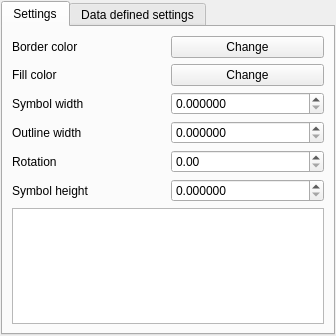
qgis/QGIS, file src/ui/symbollayer/widget_ellipse.ui: the form before one commit.
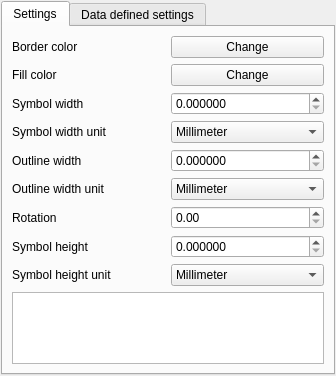
The form after the commit. Custom widgets are drawn as their Qt base class.

Commit message: Possibility to specify several output units for font marker and ellipse symbol layers

Diff of the .ui file:
```diff
--- a/src/ui/symbollayer/widget_ellipse.ui
+++ b/src/ui/symbollayer/widget_ellipse.ui
@@ -34,20 +34,6 @@
          </property>
         </widget>
        </item>
-       <item row="0" column="1">
-        <widget class="QgsColorButtonV2" name="btnChangeColorBorder">
-         <property name="text">
-          <string>Change</string>
-         </property>
-        </widget>
-       </item>
-       <item row="1" column="0">
-        <widget class="QLabel" name="label_2">
-         <property name="text">
-          <string>Fill color</string>
-         </property>
-        </widget>
-       </item>
        <item row="1" column="1">
         <widget class="QgsColorButtonV2" name="btnChangeColorFill">
          <property name="text">
@@ -55,31 +41,42 @@
          </property>
         </widget>
        </item>
-       <item row="2" column="0">
-        <widget class="QLabel" name="mSymbolWidthLabel">
+       <item row="0" column="1">
+        <widget class="QgsColorButtonV2" name="btnChangeColorBorder">
          <property name="text">
-          <string>Symbol width</string>
-         </property>
-        </widget>
-       </item>
-       <item row="2" column="1">
-        <widget class="QDoubleSpinBox" name="mWidthSpinBox">
-         <property name="decimals">
-          <number>6</number>
-         </property>
-         <property name="maximum">
-          <double>999999999.000000000000000</double>
+          <string>Change</string>
          </property>
         </widget>
        </item>
        <item row="3" column="0">
+        <widget class="QLabel" name="mSymbolWidthUnitLabel">
+         <property name="text">
+          <string>Symbol width unit</string>
+         </property>
+        </widget>
+       </item>
+       <item row="5" column="1">
+        <widget class="QComboBox" name="mOutlineWidthUnitComboBox">
+         <item>
+          <property name="text">
+           <string>Millimeter</string>
+          </property>
+         </item>
+         <item>
+          <property name="text">
+           <string>Map unit</string>
+          </property>
+         </item>
+        </widget>
+       </item>
+       <item row="4" column="0">
         <widget class="QLabel" name="mOutlineWidthLabel">
          <property name="text">
           <string>Outline width</string>
          </property>
         </widget>
        </item>
-       <item row="3" column="1">
+       <item row="4" column="1">
         <widget class="QDoubleSpinBox" name="mOutlineWidthSpinBox">
          <property name="decimals">
           <number>6</number>
@@ -89,14 +86,31 @@
          </property>
         </widget>
        </item>
-       <item row="5" column="0">
-        <widget class="QLabel" name="mSymbolHeightLabel">
+       <item row="6" column="1">
+        <widget class="QDoubleSpinBox" name="mRotationSpinBox"/>
+       </item>
+       <item row="6" column="0">
+        <widget class="QLabel" name="mRotationLabel">
          <property name="text">
-          <string>Symbol height</string>
+          <string>Rotation</string>
          </property>
         </widget>
        </item>
-       <item row="5" column="1">
+       <item row="3" column="1">
+        <widget class="QComboBox" name="mSymbolWidthUnitComboBox">
+         <item>
+          <property name="text">
+           <string>Millimeter</string>
+          </property>
+         </item>
+         <item>
+          <property name="text">
+           <string>Map unit</string>
+          </property>
+         </item>
+        </widget>
+       </item>
+       <item row="7" column="1">
         <widget class="QDoubleSpinBox" name="mHeightSpinBox">
          <property name="decimals">
           <number>6</number>
@@ -106,7 +120,14 @@
          </property>
         </widget>
        </item>
-       <item row="6" column="0" colspan="2">
+       <item row="5" column="0">
+        <widget class="QLabel" name="mOutlineWidthUnitLabel">
+         <property name="text">
+          <string>Outline width unit</string>
+         </property>
+        </widget>
+       </item>
+       <item row="9" column="0" colspan="2">
         <widget class="QListWidget" name="mShapeListWidget">
          <property name="dragDropMode">
           <enum>QAbstractItemView::NoDragDrop</enum>
@@ -146,13 +167,55 @@
          </property>
         </widget>
        </item>
-       <item row="4" column="1">
-        <widget class="QDoubleSpinBox" name="mRotationSpinBox"/>
+       <item row="1" column="0">
+        <widget class="QLabel" name="label_2">
+         <property name="text">
+          <string>Fill color</string>
+         </property>
+        </widget>
        </item>
-       <item row="4" column="0">
-        <widget class="QLabel" name="mRotationLabel">
+       <item row="2" column="0">
+        <widget class="QLabel" name="mSymbolWidthLabel">
          <property name="text">
-          <string>Rotation</string>
+          <string>Symbol width</string>
+         </property>
+        </widget>
+       </item>
+       <item row="7" column="0">
+        <widget class="QLabel" name="mSymbolHeightLabel">
+         <property name="text">
+          <string>Symbol height</string>
+         </property>
+        </widget>
+       </item>
+       <item row="2" column="1">
+        <widget class="QDoubleSpinBox" name="mWidthSpinBox">
+         <property name="decimals">
+          <number>6</number>
+         </property>
+         <property name="maximum">
+          <double>999999999.000000000000000</double>
+         </property>
+        </widget>
+       </item>
+       <item row="8" column="1">
+        <widget class="QComboBox" name="mSymbolHeightUnitComboBox">
+         <item>
+          <property name="text">
+           <string>Millimeter</string>
+          </property>
+         </item>
+         <item>
+          <property name="text">
+           <string>Map unit</string>
+          </property>
+         </item>
+        </widget>
+       </item>
+       <item row="8" column="0">
+        <widget class="QLabel" name="mSymbolHeightUnitLabel">
+         <property name="text">
+          <string>Symbol height unit</string>
          </property>
         </widget>
        </item>
```
The commit also changes 8 other files.
